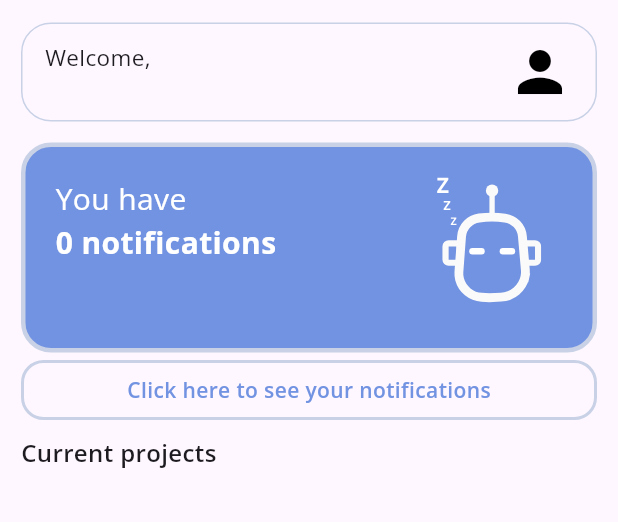
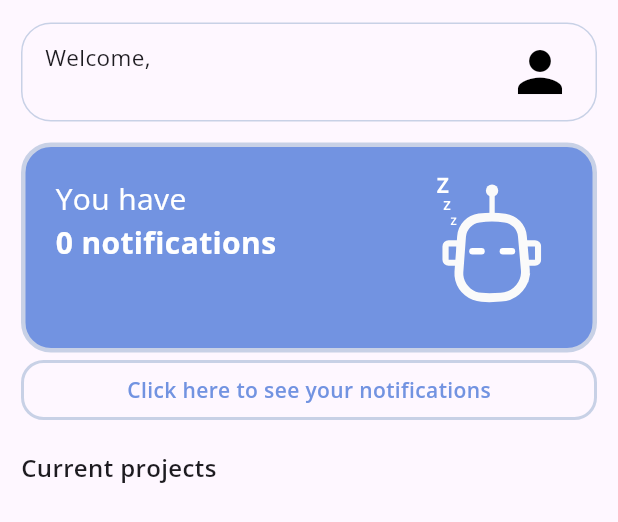
Before and after one commit to La-Table-Ronde/my-intra, a Flutter app: the HomeWidget widget shown alone on an empty page, opened directly with empty values, on a phone screen of 412 x 824 dp. Shown: the top 522 px of the screen. Run offline on Flutter 3.47's test engine with Material 3 defaults, Android fonts, the phone set to English and light mode, and no system bars; our stand-ins replace firebase_core, firebase_crashlytics, firebase_messaging, flutter_local_notifications, flutter_svg, google_fonts and 4 more; missing offline and left inert: firebase_performance, flutter_inappwebview, in_app_update, open_file_plus, webview_cookie_manager, webview_flutter_android and 2 more; accounts and stored records are empty; network calls fail.

Commit message:
fix(Home): fix some paddings on list of projects

```diff
--- a/lib/home_widget.dart
+++ b/lib/home_widget.dart
@@ -175,7 +175,7 @@ class _HomeWidgetState extends State<HomeWidget> {
             ),
           ),
           Padding(
-            padding: const EdgeInsets.only(top: 10, bottom: 10),
+            padding: const EdgeInsets.only(top: 20, bottom: 20),
             child: Align(
               alignment: Alignment.centerLeft,
               child: Text(
@@ -217,7 +217,7 @@ class _HomeWidgetState extends State<HomeWidget> {
                               },
                               child: Container(
                                 padding: const EdgeInsets.only(
-                                    left: 9, right: 9, top: 10, bottom: 10),
+                                    left: 15, right: 15, top: 10, bottom: 10),
                                 constraints: const BoxConstraints(
                                     minHeight: 52, minWidth: 322),
                                 decoration: BoxDecoration(
```
